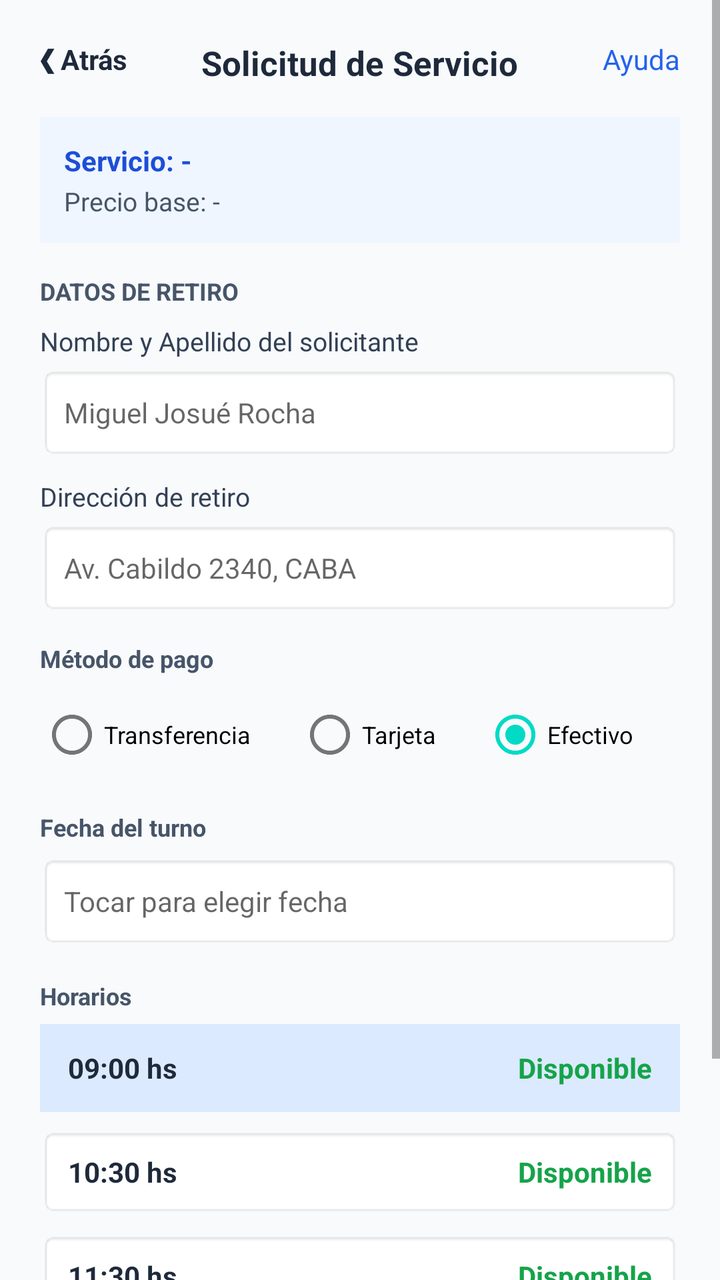
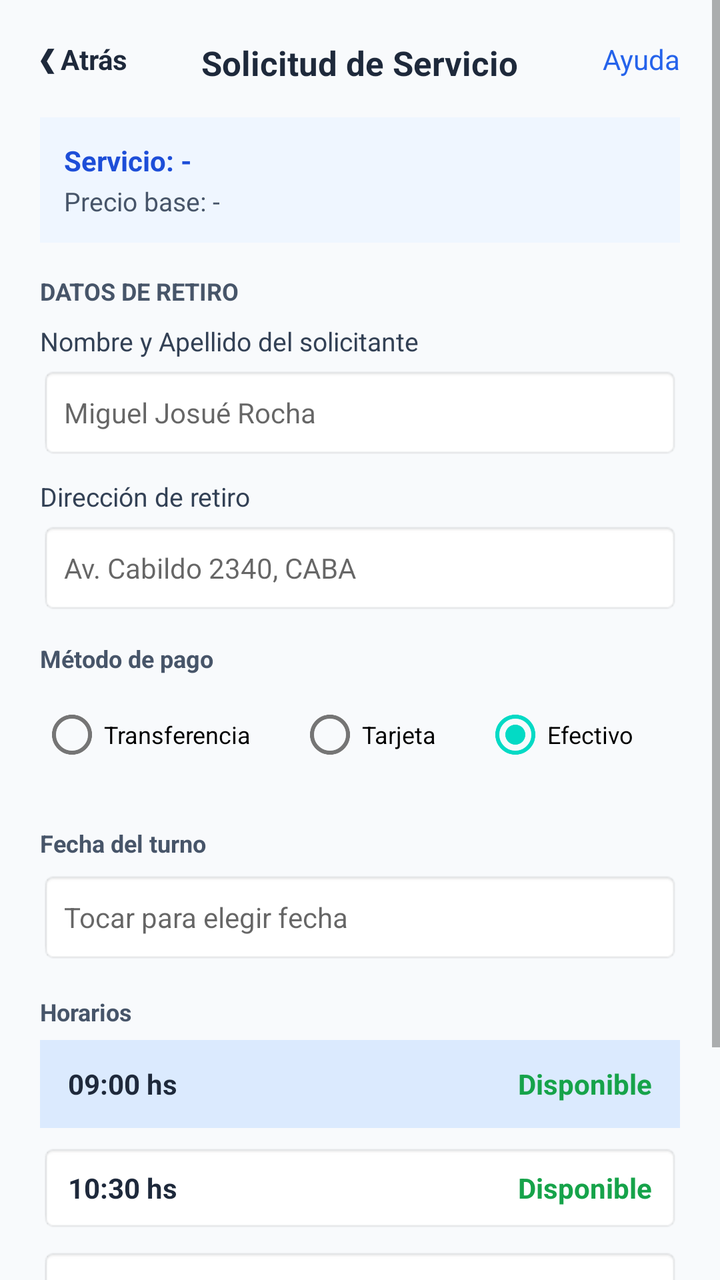

An Android layout rendered at two revisions. The XML below is the earlier revision; the diff shows what the commit changed to produce the second picture.
<!-- AndroidManifest.xml: application theme Theme.TechQuote -->
<!-- res/layout/activity_solicitud.xml -->
<?xml version="1.0" encoding="utf-8"?>
<ScrollView xmlns:android="http://schemas.android.com/apk/res/android"
    xmlns:app="http://schemas.android.com/apk/res-auto"
    android:layout_width="match_parent"
    android:layout_height="match_parent"
    android:background="#F8FAFC"
    android:fillViewport="true">

    <androidx.constraintlayout.widget.ConstraintLayout
        android:layout_width="match_parent"
        android:layout_height="wrap_content"
        android:padding="20dp">

        
        <TextView
            android:id="@+id/btnVolver"
            android:layout_width="wrap_content"
            android:layout_height="wrap_content"
            android:text="❮ Atrás"
            android:textColor="#1E293B"
            android:textSize="14sp"
            android:textStyle="bold"
            app:layout_constraintStart_toStartOf="parent"
            app:layout_constraintTop_toTopOf="parent" />

        <TextView
            android:id="@+id/txtHeaderTitulo"
            android:layout_width="wrap_content"
            android:layout_height="wrap_content"
            android:text="Solicitud de Servicio"
            android:textColor="#1E293B"
            android:textSize="17sp"
            android:textStyle="bold"
            app:layout_constraintEnd_toEndOf="parent"
            app:layout_constraintStart_toStartOf="parent"
            app:layout_constraintTop_toTopOf="parent" />

        <TextView
            android:id="@+id/btnAyuda"
            android:layout_width="wrap_content"
            android:layout_height="wrap_content"
            android:text="Ayuda"
            android:textColor="#2563EB"
            android:textSize="14sp"
            app:layout_constraintEnd_toEndOf="parent"
            app:layout_constraintTop_toTopOf="parent" />

        
        <LinearLayout
            android:id="@+id/cardServicioSeleccionado"
            android:layout_width="0dp"
            android:layout_height="wrap_content"
            android:layout_marginTop="16dp"
            android:background="#EFF6FF"
            android:orientation="vertical"
            android:padding="12dp"
            app:layout_constraintEnd_toEndOf="parent"
            app:layout_constraintStart_toStartOf="parent"
            app:layout_constraintTop_toBottomOf="@id/txtHeaderTitulo">

            <TextView
                android:id="@+id/txtServicioNombre"
                android:layout_width="wrap_content"
                android:layout_height="wrap_content"
                android:text="Servicio: -"
                android:textColor="#1D4ED8"
                android:textSize="14sp"
                android:textStyle="bold" />

            <TextView
                android:id="@+id/txtServicioPrecio"
                android:layout_width="wrap_content"
                android:layout_height="wrap_content"
                android:layout_marginTop="2dp"
                android:text="Precio base: -"
                android:textColor="#475569"
                android:textSize="13sp" />
        </LinearLayout>

        
        <TextView
            android:id="@+id/lblDatosRetiro"
            android:layout_width="wrap_content"
            android:layout_height="wrap_content"
            android:layout_marginTop="16dp"
            android:text="DATOS DE RETIRO"
            android:textColor="#475569"
            android:textSize="12sp"
            android:textStyle="bold"
            app:layout_constraintStart_toStartOf="parent"
            app:layout_constraintTop_toBottomOf="@id/cardServicioSeleccionado" />

        <TextView
            android:id="@+id/lblNombre"
            android:layout_width="wrap_content"
            android:layout_height="wrap_content"
            android:layout_marginTop="8dp"
            android:text="Nombre y Apellido del solicitante"
            android:textColor="#334155"
            android:textSize="13sp"
            app:layout_constraintStart_toStartOf="parent"
            app:layout_constraintTop_toBottomOf="@id/lblDatosRetiro" />

        <EditText
            android:id="@+id/etNombreCliente"
            android:layout_width="0dp"
            android:layout_height="46dp"
            android:layout_marginTop="4dp"
            android:background="@android:drawable/editbox_background_normal"
            android:hint="Miguel Josué Rocha"
            android:inputType="textPersonName"
            android:paddingStart="12dp"
            android:textSize="14sp"
            app:layout_constraintEnd_toEndOf="parent"
            app:layout_constraintStart_toStartOf="parent"
            app:layout_constraintTop_toBottomOf="@id/lblNombre" />

        <TextView
            android:id="@+id/lblDireccion"
            android:layout_width="wrap_content"
            android:layout_height="wrap_content"
            android:layout_marginTop="10dp"
            android:text="Dirección de retiro"
            android:textColor="#334155"
            android:textSize="13sp"
            app:layout_constraintStart_toStartOf="parent"
            app:layout_constraintTop_toBottomOf="@id/etNombreCliente" />

        <EditText
            android:id="@+id/etDireccionCliente"
            android:layout_width="0dp"
            android:layout_height="46dp"
            android:layout_marginTop="4dp"
            android:background="@android:drawable/editbox_background_normal"
            android:hint="Av. Cabildo 2340, CABA"
            android:inputType="textPostalAddress"
            android:paddingStart="12dp"
            android:textSize="14sp"
            app:layout_constraintEnd_toEndOf="parent"
            app:layout_constraintStart_toStartOf="parent"
            app:layout_constraintTop_toBottomOf="@id/lblDireccion" />

        
        <TextView
            android:id="@+id/lblMetodoPago"
            android:layout_width="wrap_content"
            android:layout_height="wrap_content"
            android:layout_marginTop="14dp"
            android:text="Método de pago"
            android:textColor="#475569"
            android:textSize="12sp"
            android:textStyle="bold"
            app:layout_constraintStart_toStartOf="parent"
            app:layout_constraintTop_toBottomOf="@id/etDireccionCliente" />

        <RadioGroup
            android:id="@+id/rgMetodoPago"
            android:layout_width="0dp"
            android:layout_height="wrap_content"
            android:layout_marginTop="6dp"
            android:orientation="horizontal"
            app:layout_constraintEnd_toEndOf="parent"
            app:layout_constraintStart_toStartOf="parent"
            app:layout_constraintTop_toBottomOf="@id/lblMetodoPago">

            <RadioButton
                android:id="@+id/rbTransferencia"
                android:layout_width="wrap_content"
                android:layout_height="wrap_content"
                android:layout_weight="1"
                android:text="Transferencia"
                android:textSize="12sp" />

            <RadioButton
                android:id="@+id/rbTarjeta"
                android:layout_width="wrap_content"
                android:layout_height="wrap_content"
                android:layout_weight="1"
                android:text="Tarjeta"
                android:textSize="12sp" />

            <RadioButton
                android:id="@+id/rbEfectivo"
                android:layout_width="wrap_content"
                android:layout_height="wrap_content"
                android:layout_weight="1"
                android:checked="true"
                android:text="Efectivo"
                android:textSize="12sp" />
        </RadioGroup>

        
        <TextView
            android:id="@+id/lblCalendario"
            android:layout_width="wrap_content"
            android:layout_height="wrap_content"
            android:layout_marginTop="14dp"
            android:text="Fecha del turno"
            android:textColor="#475569"
            android:textSize="12sp"
            android:textStyle="bold"
            app:layout_constraintStart_toStartOf="parent"
            app:layout_constraintTop_toBottomOf="@id/rgMetodoPago" />

        <EditText
            android:id="@+id/etSelectDate"
            android:layout_width="0dp"
            android:layout_height="46dp"
            android:layout_marginTop="6dp"
            android:background="@android:drawable/editbox_background_normal"
            android:focusable="false"
            android:clickable="true"
            android:hint="Tocar para elegir fecha"
            android:paddingStart="12dp"
            android:textSize="14sp"
            app:layout_constraintEnd_toEndOf="parent"
            app:layout_constraintStart_toStartOf="parent"
            app:layout_constraintTop_toBottomOf="@id/lblCalendario" />

        
        <TextView
            android:id="@+id/lblHorarios"
            android:layout_width="wrap_content"
            android:layout_height="wrap_content"
            android:layout_marginTop="16dp"
            android:text="Horarios"
            android:textColor="#475569"
            android:textSize="12sp"
            android:textStyle="bold"
            app:layout_constraintStart_toStartOf="parent"
            app:layout_constraintTop_toBottomOf="@id/etSelectDate" />

        <LinearLayout
            android:id="@+id/layoutContenedorHorarios"
            android:layout_width="0dp"
            android:layout_height="wrap_content"
            android:layout_marginTop="6dp"
            android:orientation="vertical"
            app:layout_constraintEnd_toEndOf="parent"
            app:layout_constraintStart_toStartOf="parent"
            app:layout_constraintTop_toBottomOf="@id/lblHorarios">

            
            <LinearLayout
                android:id="@+id/btnHorario1"
                android:layout_width="match_parent"
                android:layout_height="44dp"
                android:layout_marginBottom="8dp"
                android:background="#DBEAFE"
                android:gravity="center_vertical"
                android:orientation="horizontal"
                android:paddingStart="14dp"
                android:paddingEnd="14dp">

                <TextView
                    android:layout_width="0dp"
                    android:layout_height="wrap_content"
                    android:layout_weight="1"
                    android:text="09:00 hs"
                    android:textColor="#1E293B"
                    android:textStyle="bold" />

                <TextView
                    android:layout_width="wrap_content"
                    android:layout_height="wrap_content"
                    android:text="Disponible"
                    android:textColor="#16A34A"
                    android:textStyle="bold" />
            </LinearLayout>

            
            <LinearLayout
                android:id="@+id/btnHorario2"
                android:layout_width="match_parent"
                android:layout_height="44dp"
                android:layout_marginBottom="8dp"
                android:background="@android:drawable/editbox_background_normal"
                android:gravity="center_vertical"
                android:orientation="horizontal"
                android:paddingStart="14dp"
                android:paddingEnd="14dp">

                <TextView
                    android:layout_width="0dp"
                    android:layout_height="wrap_content"
                    android:layout_weight="1"
                    android:text="10:30 hs"
                    android:textColor="#1E293B"
                    android:textStyle="bold" />

                <TextView
                    android:layout_width="wrap_content"
                    android:layout_height="wrap_content"
                    android:text="Disponible"
                    android:textColor="#16A34A"
                    android:textStyle="bold" />
            </LinearLayout>

            
            <LinearLayout
                android:id="@+id/btnHorario3"
                android:layout_width="match_parent"
                android:layout_height="44dp"
                android:layout_marginBottom="8dp"
                android:background="@android:drawable/editbox_background_normal"
                android:gravity="center_vertical"
                android:orientation="horizontal"
                android:paddingStart="14dp"
                android:paddingEnd="14dp">

                <TextView
                    android:layout_width="0dp"
                    android:layout_height="wrap_content"
                    android:layout_weight="1"
                    android:text="11:30 hs"
                    android:textColor="#1E293B"
                    android:textStyle="bold" />

                <TextView
                    android:layout_width="wrap_content"
                    android:layout_height="wrap_content"
                    android:text="Disponible"
                    android:textColor="#16A34A"
                    android:textStyle="bold" />
            </LinearLayout>
        </LinearLayout>

        
        <Button
            android:id="@+id/btnContinuarResumen"
            android:layout_width="0dp"
            android:layout_height="50dp"
            android:layout_marginTop="20dp"
            android:layout_marginBottom="16dp"
            android:backgroundTint="#1D4ED8"
            android:text="Continuar al Resumen"
            android:textAllCaps="false"
            android:textColor="#FFFFFF"
            android:textSize="15sp"
            android:textStyle="bold"
            app:layout_constraintBottom_toBottomOf="parent"
            app:layout_constraintEnd_toEndOf="parent"
            app:layout_constraintStart_toStartOf="parent"
            app:layout_constraintTop_toBottomOf="@id/layoutContenedorHorarios" />

    </androidx.constraintlayout.widget.ConstraintLayout>
</ScrollView>
<!-- resources referenced by this layout -->
<resources>
  <style name="Theme.TechQuote" parent="Theme.MaterialComponents.DayNight.DarkActionBar">
          
          <item name="colorPrimary">@color/purple_500</item>
          <item name="colorPrimaryVariant">@color/purple_700</item>
          <item name="colorOnPrimary">@color/white</item>
          
          <item name="colorSecondary">@color/teal_200</item>
          <item name="colorSecondaryVariant">@color/teal_700</item>
          <item name="colorOnSecondary">@color/black</item>
          
          <item name="android:statusBarColor">?attr/colorPrimaryVariant</item>
          
      </style>
  <color name="purple_500">#FF6200EE</color>
  <color name="purple_700">#FF3700B3</color>
  <color name="white">#FFFFFFFF</color>
  <color name="teal_200">#FF03DAC5</color>
  <color name="teal_700">#FF018786</color>
  <color name="black">#FF000000</color>
</resources>

<!-- the commit's change to res/layout/activity_solicitud.xml (unified diff, before → after) -->
@@ -45,7 +45,6 @@
             app:layout_constraintEnd_toEndOf="parent"
             app:layout_constraintTop_toTopOf="parent" />
 
-        
         <LinearLayout
             android:id="@+id/cardServicioSeleccionado"
             android:layout_width="0dp"
@@ -77,7 +76,6 @@
                 android:textSize="13sp" />
         </LinearLayout>
 
-        
         <TextView
             android:id="@+id/lblDatosRetiro"
             android:layout_width="wrap_content"
@@ -140,7 +138,6 @@
             app:layout_constraintStart_toStartOf="parent"
             app:layout_constraintTop_toBottomOf="@id/lblDireccion" />
 
-        
         <TextView
             android:id="@+id/lblMetodoPago"
             android:layout_width="wrap_content"
@@ -187,9 +184,101 @@
                 android:checked="true"
                 android:text="Efectivo"
                 android:textSize="12sp" />
+
         </RadioGroup>
 
         
+        <FrameLayout
+            android:id="@+id/contenedorDetallesPago"
+            android:layout_width="0dp"
+            android:layout_height="wrap_content"
+            android:layout_marginTop="8dp"
+            app:layout_constraintEnd_toEndOf="parent"
+            app:layout_constraintStart_toStartOf="parent"
+            app:layout_constraintTop_toBottomOf="@id/rgMetodoPago">
+
+            
+            <LinearLayout
+                android:id="@+id/layoutTransferencia"
+                android:layout_width="match_parent"
+                android:layout_height="wrap_content"
+                android:background="#EFF6FF"
+                android:orientation="vertical"
+                android:padding="12dp"
+                android:visibility="gone">
+
+                <TextView
+                    android:layout_width="wrap_content"
+                    android:layout_height="wrap_content"
+                    android:text="Datos para la transferencia:"
+                    android:textColor="#1D4ED8"
+                    android:textSize="13sp"
+                    android:textStyle="bold" />
+
+                <TextView
+                    android:layout_width="wrap_content"
+                    android:layout_height="wrap_content"
+                    android:layout_marginTop="4dp"
+                    android:text="Alias: techquote.caba\nCBU: 0720000720000000000000\nBanco Santander Río"
+                    android:textColor="#334155"
+                    android:textSize="14sp" />
+            </LinearLayout>
+
+            
+            <LinearLayout
+                android:id="@+id/layoutTarjeta"
+                android:layout_width="match_parent"
+                android:layout_height="wrap_content"
+                android:orientation="vertical"
+                android:visibility="gone">
+
+                <EditText
+                    android:id="@+id/etNumeroTarjeta"
+                    android:layout_width="match_parent"
+                    android:layout_height="46dp"
+                    android:background="@android:drawable/editbox_background_normal"
+                    android:hint="Número de tarjeta (16 dígitos)"
+                    android:inputType="number"
+                    android:maxLength="16"
+                    android:paddingStart="12dp"
+                    android:textSize="14sp" />
+
+                
+                <LinearLayout
+                    android:layout_width="match_parent"
+                    android:layout_height="wrap_content"
+                    android:layout_marginTop="8dp"
+                    android:orientation="horizontal">
+
+                    <EditText
+                        android:id="@+id/etVencimientoTarjeta"
+                        android:layout_width="0dp"
+                        android:layout_height="46dp"
+                        android:layout_weight="1"
+                        android:layout_marginEnd="4dp"
+                        android:background="@android:drawable/editbox_background_normal"
+                        android:hint="Vencimiento (MM/AA)"
+                        android:inputType="date"
+                        android:maxLength="5"
+                        android:paddingStart="12dp"
+                        android:textSize="14sp" />
+
+                    <EditText
+                        android:id="@+id/etCvvTarjeta"
+                        android:layout_width="0dp"
+                        android:layout_height="46dp"
+                        android:layout_weight="1"
+                        android:layout_marginStart="4dp"
+                        android:background="@android:drawable/editbox_background_normal"
+                        android:hint="Cód. Seg. (CVV)"
+                        android:inputType="numberPassword"
+                        android:maxLength="4"
+                        android:paddingStart="12dp"
+                        android:textSize="14sp" />
+                </LinearLayout>
+            </LinearLayout>
+        </FrameLayout>
+
         <TextView
             android:id="@+id/lblCalendario"
             android:layout_width="wrap_content"
@@ -200,7 +289,7 @@
             android:textSize="12sp"
             android:textStyle="bold"
             app:layout_constraintStart_toStartOf="parent"
-            app:layout_constraintTop_toBottomOf="@id/rgMetodoPago" />
+            app:layout_constraintTop_toBottomOf="@id/contenedorDetallesPago" />
 
         <EditText
             android:id="@+id/etSelectDate"
@@ -217,7 +306,6 @@
             app:layout_constraintStart_toStartOf="parent"
             app:layout_constraintTop_toBottomOf="@id/lblCalendario" />
 
-        
         <TextView
             android:id="@+id/lblHorarios"
             android:layout_width="wrap_content"
@@ -240,7 +328,6 @@
             app:layout_constraintStart_toStartOf="parent"
             app:layout_constraintTop_toBottomOf="@id/lblHorarios">
 
-            
             <LinearLayout
                 android:id="@+id/btnHorario1"
                 android:layout_width="match_parent"
@@ -268,7 +355,6 @@
                     android:textStyle="bold" />
             </LinearLayout>
 
-            
             <LinearLayout
                 android:id="@+id/btnHorario2"
                 android:layout_width="match_parent"
@@ -296,7 +382,6 @@
                     android:textStyle="bold" />
             </LinearLayout>
 
-            
             <LinearLayout
                 android:id="@+id/btnHorario3"
                 android:layout_width="match_parent"
@@ -325,7 +410,6 @@
             </LinearLayout>
         </LinearLayout>
 
-        
         <Button
             android:id="@+id/btnContinuarResumen"
             android:layout_width="0dp"
